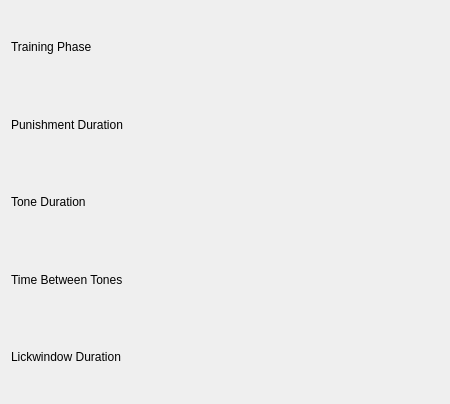
The window that settingsUI.ui (Salk-Shtrahman/Temporal) describes before a commit, drawn with Qt 5.
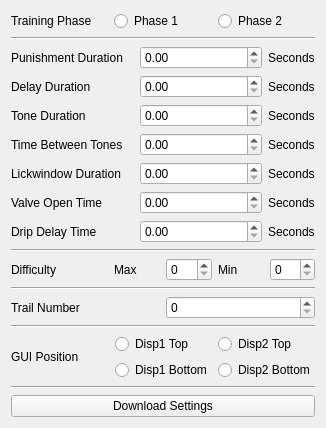
The same window after the commit.

Diff of the .ui file:
```diff
--- a/settingsUI.ui
+++ b/settingsUI.ui
@@ -6,8 +6,8 @@
    <rect>
     <x>0</x>
     <y>0</y>
-    <width>450</width>
-    <height>404</height>
+    <width>326</width>
+    <height>417</height>
    </rect>
   </property>
   <property name="windowTitle">
@@ -16,43 +16,437 @@
   <layout class="QGridLayout" name="gridLayout_2">
    <item row="1" column="0">
     <layout class="QGridLayout" name="gridLayout">
+     <item row="7" column="0">
+      <layout class="QHBoxLayout" name="horizontalLayout_7">
+       <item>
+        <widget class="QLabel" name="label_5">
+         <property name="text">
+          <string>Lickwindow Duration</string>
+         </property>
+        </widget>
+       </item>
+       <item>
+        <widget class="QDoubleSpinBox" name="lickBox">
+         <property name="buttonSymbols">
+          <enum>QAbstractSpinBox::UpDownArrows</enum>
+         </property>
+         <property name="maximum">
+          <double>5.000000000000000</double>
+         </property>
+         <property name="singleStep">
+          <double>0.050000000000000</double>
+         </property>
+        </widget>
+       </item>
+       <item>
+        <widget class="QLabel" name="label_12">
+         <property name="sizePolicy">
+          <sizepolicy hsizetype="Maximum" vsizetype="Preferred">
+           <horstretch>0</horstretch>
+           <verstretch>0</verstretch>
+          </sizepolicy>
+         </property>
+         <property name="text">
+          <string>Seconds</string>
+         </property>
+        </widget>
+       </item>
+      </layout>
+     </item>
+     <item row="3" column="0">
+      <layout class="QHBoxLayout" name="horizontalLayout_6">
+       <item>
+        <widget class="QLabel" name="label_6">
+         <property name="text">
+          <string>Delay Duration</string>
+         </property>
+        </widget>
+       </item>
+       <item>
+        <widget class="QDoubleSpinBox" name="delayBox">
+         <property name="buttonSymbols">
+          <enum>QAbstractSpinBox::UpDownArrows</enum>
+         </property>
+         <property name="maximum">
+          <double>5.000000000000000</double>
+         </property>
+         <property name="singleStep">
+          <double>0.050000000000000</double>
+         </property>
+        </widget>
+       </item>
+       <item>
+        <widget class="QLabel" name="label_15">
+         <property name="sizePolicy">
+          <sizepolicy hsizetype="Maximum" vsizetype="Preferred">
+           <horstretch>0</horstretch>
+           <verstretch>0</verstretch>
+          </sizepolicy>
+         </property>
+         <property name="text">
+          <string>Seconds</string>
+         </property>
+        </widget>
+       </item>
+      </layout>
+     </item>
      <item row="0" column="0">
-      <widget class="QLabel" name="label">
-       <property name="text">
-        <string>Training Phase</string>
-       </property>
-      </widget>
+      <layout class="QHBoxLayout" name="horizontalLayout">
+       <item>
+        <widget class="QLabel" name="label">
+         <property name="text">
+          <string>Training Phase</string>
+         </property>
+        </widget>
+       </item>
+       <item>
+        <widget class="QRadioButton" name="p1Button">
+         <property name="text">
+          <string>Phase 1</string>
+         </property>
+        </widget>
+       </item>
+       <item>
+        <widget class="QRadioButton" name="p2Button">
+         <property name="text">
+          <string>Phase 2</string>
+         </property>
+        </widget>
+       </item>
+      </layout>
+     </item>
+     <item row="4" column="0">
+      <layout class="QHBoxLayout" name="horizontalLayout_3">
+       <item>
+        <widget class="QLabel" name="label_3">
+         <property name="text">
+          <string>Tone Duration</string>
+         </property>
+        </widget>
+       </item>
+       <item>
+        <widget class="QDoubleSpinBox" name="toneBox">
+         <property name="buttonSymbols">
+          <enum>QAbstractSpinBox::UpDownArrows</enum>
+         </property>
+         <property name="maximum">
+          <double>5.000000000000000</double>
+         </property>
+         <property name="singleStep">
+          <double>0.050000000000000</double>
+         </property>
+        </widget>
+       </item>
+       <item>
+        <widget class="QLabel" name="label_14">
+         <property name="sizePolicy">
+          <sizepolicy hsizetype="Maximum" vsizetype="Preferred">
+           <horstretch>0</horstretch>
+           <verstretch>0</verstretch>
+          </sizepolicy>
+         </property>
+         <property name="text">
+          <string>Seconds</string>
+         </property>
+        </widget>
+       </item>
+      </layout>
+     </item>
+     <item row="6" column="0">
+      <layout class="QHBoxLayout" name="horizontalLayout_4">
+       <item>
+        <widget class="QLabel" name="label_4">
+         <property name="text">
+          <string>Time Between Tones</string>
+         </property>
+        </widget>
+       </item>
+       <item>
+        <widget class="QDoubleSpinBox" name="betweenToneBox">
+         <property name="buttonSymbols">
+          <enum>QAbstractSpinBox::UpDownArrows</enum>
+         </property>
+         <property name="maximum">
+          <double>5.000000000000000</double>
+         </property>
+         <property name="singleStep">
+          <double>0.050000000000000</double>
+         </property>
+        </widget>
+       </item>
+       <item>
+        <widget class="QLabel" name="label_13">
+         <property name="sizePolicy">
+          <sizepolicy hsizetype="Maximum" vsizetype="Preferred">
+           <horstretch>0</horstretch>
+           <verstretch>0</verstretch>
+          </sizepolicy>
+         </property>
+         <property name="text">
+          <string>Seconds</string>
+         </property>
+        </widget>
+       </item>
+      </layout>
      </item>
      <item row="2" column="0">
-      <widget class="QLabel" name="label_3">
-       <property name="text">
-        <string>Tone Duration</string>
+      <layout class="QHBoxLayout" name="horizontalLayout_2">
+       <item>
+        <widget class="QLabel" name="label_2">
+         <property name="text">
+          <string>Punishment Duration</string>
+         </property>
+        </widget>
+       </item>
+       <item>
+        <widget class="QDoubleSpinBox" name="punishBox">
+         <property name="buttonSymbols">
+          <enum>QAbstractSpinBox::UpDownArrows</enum>
+         </property>
+         <property name="maximum">
+          <double>5.000000000000000</double>
+         </property>
+         <property name="singleStep">
+          <double>0.050000000000000</double>
+         </property>
+        </widget>
+       </item>
+       <item>
+        <widget class="QLabel" name="label_16">
+         <property name="sizePolicy">
+          <sizepolicy hsizetype="Maximum" vsizetype="Preferred">
+           <horstretch>0</horstretch>
+           <verstretch>0</verstretch>
+          </sizepolicy>
+         </property>
+         <property name="text">
+          <string>Seconds</string>
+         </property>
+        </widget>
+       </item>
+      </layout>
+     </item>
+     <item row="11" column="0">
+      <layout class="QHBoxLayout" name="horizontalLayout_10">
+       <item>
+        <widget class="QLabel" name="label_7">
+         <property name="text">
+          <string>Difficulty</string>
+         </property>
+        </widget>
+       </item>
+       <item>
+        <layout class="QHBoxLayout" name="horizontalLayout_11">
+         <item>
+          <widget class="QLabel" name="label_8">
+           <property name="text">
+            <string>Max</string>
+           </property>
+          </widget>
+         </item>
+         <item>
+          <widget class="QSpinBox" name="maxBox"/>
+         </item>
+        </layout>
+       </item>
+       <item>
+        <layout class="QHBoxLayout" name="horizontalLayout_9">
+         <item>
+          <widget class="QLabel" name="label_9">
+           <property name="text">
+            <string>Min</string>
+           </property>
+          </widget>
+         </item>
+         <item>
+          <widget class="QSpinBox" name="minBox"/>
+         </item>
+        </layout>
+       </item>
+      </layout>
+     </item>
+     <item row="8" column="0">
+      <layout class="QHBoxLayout" name="horizontalLayout_8">
+       <item>
+        <widget class="QLabel" name="label_10">
+         <property name="text">
+          <string>Valve Open Time</string>
+         </property>
+        </widget>
+       </item>
+       <item>
+        <widget class="QDoubleSpinBox" name="valveBox">
+         <property name="buttonSymbols">
+          <enum>QAbstractSpinBox::UpDownArrows</enum>
+         </property>
+         <property name="maximum">
+          <double>5.000000000000000</double>
+         </property>
+         <property name="singleStep">
+          <double>0.050000000000000</double>
+         </property>
+        </widget>
+       </item>
+       <item>
+        <widget class="QLabel" name="label_11">
+         <property name="sizePolicy">
+          <sizepolicy hsizetype="Maximum" vsizetype="Preferred">
+           <horstretch>0</horstretch>
+           <verstretch>0</verstretch>
+          </sizepolicy>
+         </property>
+         <property name="text">
+          <string>Seconds</string>
+         </property>
+        </widget>
+       </item>
+      </layout>
+     </item>
+     <item row="17" column="0">
+      <layout class="QHBoxLayout" name="horizontalLayout_5">
+       <item>
+        <widget class="QLabel" name="label_20">
+         <property name="text">
+          <string>GUI Position</string>
+         </property>
+        </widget>
+       </item>
+       <item>
+        <layout class="QGridLayout" name="gridLayout_3">
+         <item row="0" column="0">
+          <widget class="QRadioButton" name="d1tBox">
+           <property name="text">
+            <string>Disp1 Top</string>
+           </property>
+          </widget>
+         </item>
+         <item row="0" column="1">
+          <widget class="QRadioButton" name="d2tBox">
+           <property name="text">
+            <string>Disp2 Top</string>
+           </property>
+          </widget>
+         </item>
+         <item row="1" column="0">
+          <widget class="QRadioButton" name="d1bBox">
+           <property name="text">
+            <string>Disp1 Bottom</string>
+           </property>
+          </widget>
+         </item>
+         <item row="1" column="1">
+          <widget class="QRadioButton" name="d2bBox">
+           <property name="text">
+            <string>Disp2 Bottom</string>
+           </property>
+          </widget>
+         </item>
+        </layout>
+       </item>
+      </layout>
+     </item>
+     <item row="15" column="0">
+      <layout class="QHBoxLayout" name="horizontalLayout_13">
+       <item>
+        <widget class="QLabel" name="label_17">
+         <property name="text">
+          <string>Trail Number</string>
+         </property>
+        </widget>
+       </item>
+       <item>
+        <widget class="QSpinBox" name="trailBox">
+         <property name="maximum">
+          <number>200</number>
+         </property>
+         <property name="singleStep">
+          <number>5</number>
+         </property>
+        </widget>
+       </item>
+      </layout>
+     </item>
+     <item row="9" column="0">
+      <layout class="QHBoxLayout" name="horizontalLayout_12">
+       <item>
+        <widget class="QLabel" name="label_18">
+         <property name="text">
+          <string>Drip Delay Time</string>
+         </property>
+        </widget>
+       </item>
+       <item>
+        <widget class="QDoubleSpinBox" name="dripBox">
+         <property name="buttonSymbols">
+          <enum>QAbstractSpinBox::UpDownArrows</enum>
+         </property>
+         <property name="maximum">
+          <double>5.000000000000000</double>
+         </property>
+         <property name="singleStep">
+          <double>0.050000000000000</double>
+         </property>
+        </widget>
+       </item>
+       <item>
+        <widget class="QLabel" name="label_19">
+         <property name="sizePolicy">
+          <sizepolicy hsizetype="Maximum" vsizetype="Preferred">
+           <horstretch>0</horstretch>
+           <verstretch>0</verstretch>
+          </sizepolicy>
+         </property>
+         <property name="text">
+          <string>Seconds</string>
+         </property>
+        </widget>
+       </item>
+      </layout>
+     </item>
+     <item row="16" column="0">
+      <widget class="Line" name="line_2">
+       <property name="orientation">
+        <enum>Qt::Horizontal</enum>
        </property>
       </widget>
      </item>
-     <item row="5" column="0">
-      <widget class="QLabel" name="label_4">
-       <property name="text">
-        <string>Time Between Tones</string>
+     <item row="12" column="0">
+      <widget class="Line" name="line_3">
+       <property name="orientation">
+        <enum>Qt::Horizontal</enum>
+       </property>
+      </widget>
+     </item>
+     <item row="10" column="0">
+      <widget class="Line" name="line_4">
+       <property name="orientation">
+        <enum>Qt::Horizontal</enum>
        </property>
       </widget>
      </item>
      <item row="1" column="0">
-      <widget class="QLabel" name="label_2">
-       <property name="text">
-        <string>Punishment Duration</string>
-       </property>
-      </widget>
-     </item>
-     <item row="6" column="0">
-      <widget class="QLabel" name="label_5">
-       <property name="text">
-        <string>Lickwindow Duration</string>
+      <widget class="Line" name="line_5">
+       <property name="orientation">
+        <enum>Qt::Horizontal</enum>
        </property>
       </widget>
      </item>
     </layout>
    </item>
+   <item row="3" column="0">
+    <widget class="QPushButton" name="downloadButton">
+     <property name="text">
+      <string>Download Settings</string>
+     </property>
+    </widget>
+   </item>
+   <item row="2" column="0">
+    <widget class="Line" name="line">
+     <property name="orientation">
+      <enum>Qt::Horizontal</enum>
+     </property>
+    </widget>
+   </item>
   </layout>
  </widget>
  <resources/>
```
